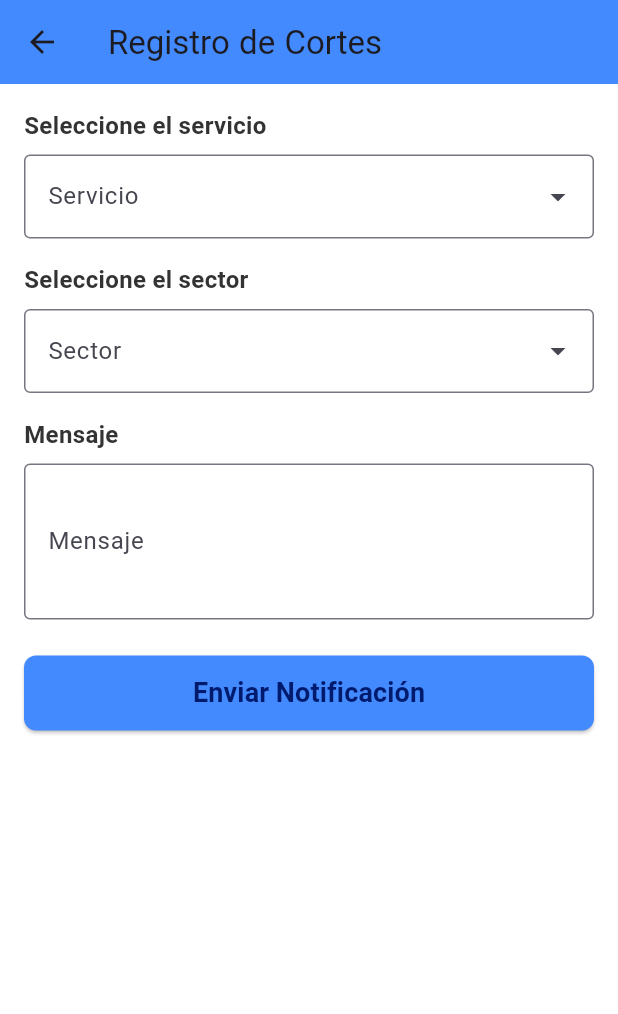
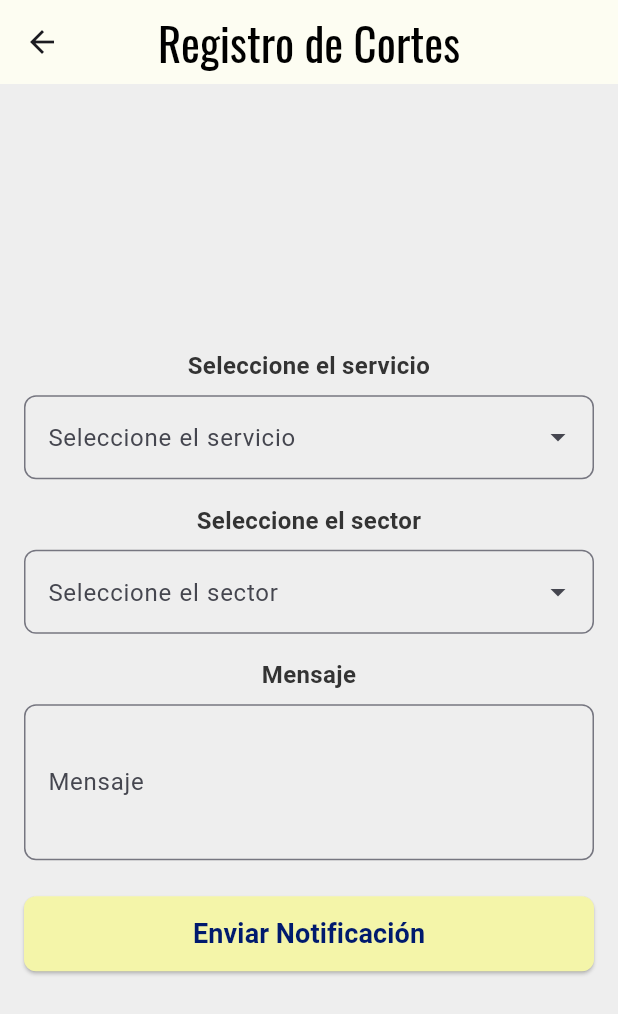
Before and after one commit to AngelPabloSC/proyecto_barrion, a Flutter app: the RegistroCortesScreen screen opened directly, on a phone screen of 412 x 824 dp. Shown: the top 1014 px of the screen. Run offline on Flutter 3.47's test engine with Material 3 defaults, Android fonts, the phone set to English and light mode, and no system bars; drawn by our look-alikes of dropdown_search; our stand-ins replace firebase_core, firebase_messaging, google_fonts, shared_preferences; accounts and stored records are empty; network calls fail.

Commit message:
Tu mensaje descriptivo aquí

```diff
--- a/lib/screens/cut_register_screen.dart
+++ b/lib/screens/cut_register_screen.dart
@@ -4,6 +4,7 @@ import 'package:proyecto_barrion/services/register_notificaciton_service.dart';
 import 'package:proyecto_barrion/services/sector_service.dart';
 import 'package:proyecto_barrion/models/sector_model.dart';
 import 'package:dropdown_search/dropdown_search.dart';
+import 'package:google_fonts/google_fonts.dart';
 
 class RegistroCortesScreen extends StatefulWidget {
   @override
@@ -66,98 +67,128 @@ class _RegistroCortesScreenState extends State<RegistroCortesScreen> {
     );
 
     String responseMessage = await NotificationService.sendNotification(notification);
-    bool isSuccess = responseMessage.contains("Notificación enviada exitosamente");
+    bool isSuccess = responseMessage.contains("Notificación enviada exitosamente");
     _showMessage(responseMessage, isSuccess);
   }
 
   @override
   Widget build(BuildContext context) {
     return Scaffold(
+      backgroundColor: Colors.grey[200],
       appBar: AppBar(
-        title: Text("Registro de Cortes"),
-        backgroundColor: Colors.blueAccent,
+        title: Text(
+          "Registro de Cortes",
+          style: GoogleFonts.oswald(fontSize: 30, color: Colors.black),
         ),
-      body: SingleChildScrollView(
+        centerTitle: true,
+        backgroundColor: const Color(0xfffDFDF2),
+        elevation: 0,
+      ),
+      body: Center(
+        child: Padding(
           padding: EdgeInsets.all(16.0),
+          child: ConstrainedBox(
+            constraints: BoxConstraints(maxWidth: 400),
             child: Column(
-          crossAxisAlignment: CrossAxisAlignment.start,
+              mainAxisSize: MainAxisSize.min,
+              crossAxisAlignment: CrossAxisAlignment.center,
               children: [
-            Text("Seleccione el servicio", style: TextStyle(fontSize: 16, fontWeight: FontWeight.bold)),
-            SizedBox(height: 8),
-            DropdownSearch<String>(
-              popupProps: PopupProps.menu(),
-              items: _services,
-              dropdownDecoratorProps: DropDownDecoratorProps(
-                dropdownSearchDecoration: InputDecoration(
-                  border: OutlineInputBorder(),
-                  labelText: "Servicio",
-                  hintText: "Seleccione un servicio",
-                ),
-              ),
-              onChanged: (String? value) {
+                _buildDropdown("Seleccione el servicio", _services, _selectedService, (value) {
                   setState(() {
                     _selectedService = value;
                   });
-              },
-              selectedItem: _selectedService,
-            ),
+                }),
                 SizedBox(height: 16),
-            Text("Seleccione el sector", style: TextStyle(fontSize: 16, fontWeight: FontWeight.bold)),
-            SizedBox(height: 8),
-            DropdownSearch<String>(
-              popupProps: PopupProps.dialog(
-                showSearchBox: true,
-              ),
-              items: _sectors.map((sector) => sector.name).toList(),
-              dropdownDecoratorProps: DropDownDecoratorProps(
-                dropdownSearchDecoration: InputDecoration(
-                  border: OutlineInputBorder(),
-                  labelText: "Sector",
-                  hintText: "Seleccione un sector",
-                ),
-              ),
-              onChanged: (String? value) {
+                _buildDropdown("Seleccione el sector", _sectors.map((s) => s.name).toList(), _selectedSector, (value) {
                   setState(() {
                     _selectedSector = value;
                   });
-              },
-              selectedItem: _selectedSector,
+                }, showSearchBox: true),
+                SizedBox(height: 16),
+                _buildTextField("Mensaje", messageController),
+                SizedBox(height: 24),
+                _buildSubmitButton(),
+              ],
             ),
-            SizedBox(height: 16),
-            Text("Mensaje", style: TextStyle(fontSize: 16, fontWeight: FontWeight.bold)),
+          ),
+        ),
+      ),
+    );
+  }
+
+  Widget _buildDropdown(String label, List<String> items, String? selectedItem, Function(String?) onChanged, {bool showSearchBox = false}) {
+    return Column(
+      crossAxisAlignment: CrossAxisAlignment.center, // <-- Asegura alineación central
+      children: [
+        Center( // <-- Envuelve el texto en Center
+          child: Text(
+            label,
+            style: TextStyle(fontSize: 16, fontWeight: FontWeight.bold),
+            textAlign: TextAlign.center, // <-- Asegura que el texto esté centrado
+          ),
+        ),
+        SizedBox(height: 8),
+        DropdownSearch<String>(
+          popupProps: showSearchBox ? PopupProps.dialog(showSearchBox: true) : PopupProps.menu(),
+          items: items,
+          dropdownDecoratorProps: DropDownDecoratorProps(
+            dropdownSearchDecoration: InputDecoration(
+              border: OutlineInputBorder(borderRadius: BorderRadius.circular(8)),
+              labelText: label,
+              hintText: "Seleccione una opción",
+            ),
+          ),
+          onChanged: onChanged,
+          selectedItem: selectedItem,
+        ),
+      ],
+    );
+  }
+
+  Widget _buildTextField(String label, TextEditingController controller) {
+    return Column(
+      crossAxisAlignment: CrossAxisAlignment.center, // <-- Cambia a 'center'
+      children: [
+        Center( // <-- Asegura que el texto esté centrado
+          child: Text(
+            label,
+            style: TextStyle(fontSize: 16, fontWeight: FontWeight.bold),
+            textAlign: TextAlign.center,
+          ),
+        ),
         SizedBox(height: 8),
         TextField(
-              controller: messageController,
+          controller: controller,
           decoration: InputDecoration(
-                border: OutlineInputBorder(),
-                labelText: "Mensaje",
-                hintText: "Escriba el mensaje",
+            border: OutlineInputBorder(borderRadius: BorderRadius.circular(8)),
+            labelText: label,
+            hintText: "Escriba su mensaje",
           ),
           maxLines: 3,
         ),
-            SizedBox(height: 24),
-            SizedBox(
+      ],
+    );
+  }
+
+  Widget _buildSubmitButton() {
+    return SizedBox(
       width: double.infinity,
       child: ElevatedButton(
         onPressed: _sendNotification,
         child: Padding(
           padding: const EdgeInsets.symmetric(vertical: 12.0),
           child: Text(
-                    "Enviar Notificación",
+            "Enviar Notificación",
             style: TextStyle(fontSize: 18, fontWeight: FontWeight.bold),
           ),
         ),
         style: ElevatedButton.styleFrom(
-                  backgroundColor: Colors.blueAccent,
+          backgroundColor: const Color(0xFFF4F5A9),
           shape: RoundedRectangleBorder(
             borderRadius: BorderRadius.circular(8),
           ),
         ),
       ),
-            ),
-          ],
-        ),
-      ),
     );
   }
 }
```
Also changed, not shown: lib/components/dreawer.dart (+62 -28 lines), lib/screens/history_screen.dart (+10 -1 lines), lib/screens/profile_screen.dart (+57 -8 lines). Lines whose indentation alone changed are shown as unchanged.
